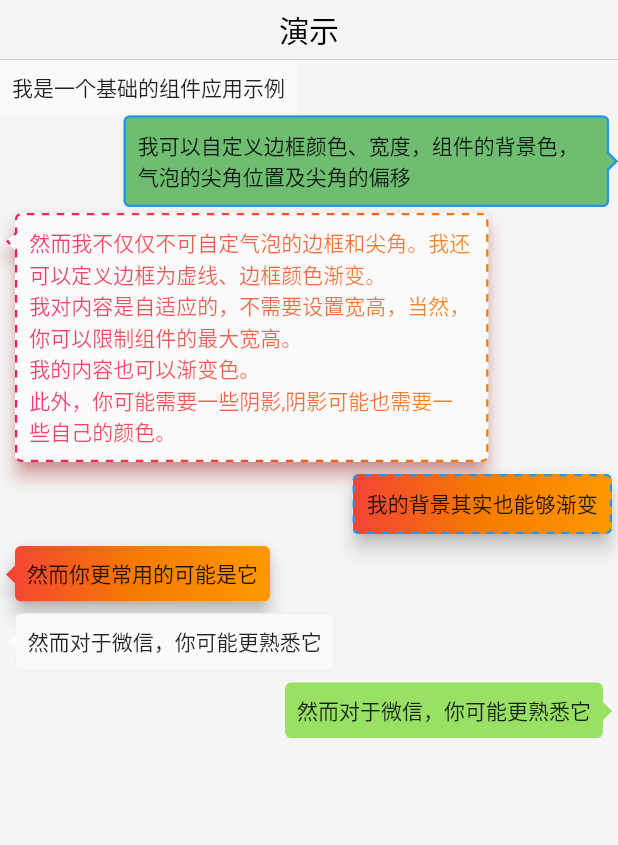
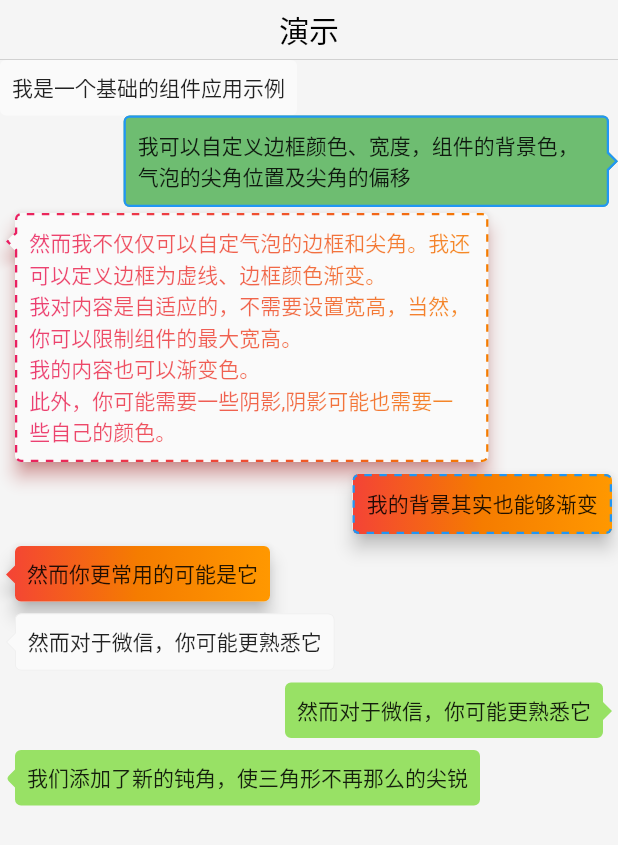
Before and after one commit to yixiaco/bubble_box, a Flutter app: the screen it shows after launch, on a phone screen of 412 x 824 dp. Shown: the top 845 px of the screen. Run offline on Flutter 3.47's test engine with Material 2 defaults, Android fonts, the phone set to English and light mode, and no system bars.

Commit message:
添加钝角

```diff
--- a/example/lib/main.dart
+++ b/example/lib/main.dart
@@ -98,7 +98,7 @@ class Demo extends StatelessWidget {
                 elevation: 5,
                 shadowColor: Colors.redAccent,
                 child: Text(
-                    '然而我不仅仅不可自定气泡的边框和尖角。我还可以定义边框为虚线、边框颜色渐变。\n我对内容是自适应的，不需要设置宽高，当然，你可以限制组件的最大宽高。\n我的内容也可以渐变色。\n此外，你可能需要一些阴影,阴影可能也需要一些自己的颜色。'),
+                    '然而我不仅仅可以自定气泡的边框和尖角。我还可以定义边框为虚线、边框颜色渐变。\n我对内容是自适应的，不需要设置宽高，当然，你可以限制组件的最大宽高。\n我的内容也可以渐变色。\n此外，你可能需要一些阴影,阴影可能也需要一些自己的颜色。'),
               ),
             ],
           ),
@@ -177,6 +177,22 @@ class Demo extends StatelessWidget {
               ),
             ],
           ),
+          Row(
+            mainAxisAlignment: MainAxisAlignment.start,
+            children: [
+              BubbleBox(
+                maxWidth: MediaQuery.of(context).size.width * 0.85,
+                direction: BubbleDirection.left,
+                position: BubblePosition(top: 9),
+                backgroundColor: Color(0xff98E165),
+                margin: EdgeInsets.all(4),
+                arrowQuadraticBezierLength: 2,
+                child: Text(
+                  '我们添加了新的钝角，使三角形不再那么的尖锐',
+                ),
+              ),
+            ],
+          ),
         ]));
   }
 }
--- a/lib/bubble_box.dart
+++ b/lib/bubble_box.dart
@@ -88,6 +88,9 @@ class BubbleBox extends StatelessWidget {
   /// 气泡尖角角度
   final double arrowAngle;
 
+  /// 气泡尖角钝角长度
+  final double arrowQuadraticBezierLength;
+
   /// 如果外层是一个不确定宽度的父组件，则设置基于[LimitedBox]最大宽度大小
   final double maxWidth;
 
@@ -137,6 +140,7 @@ class BubbleBox extends StatelessWidget {
     this.gradient,
     this.blendMode = BlendMode.dstATop,
     this.margin,
+    this.arrowQuadraticBezierLength,
     Key key,
   }) : super(key: key);
 
@@ -157,6 +161,11 @@ class BubbleBox extends StatelessWidget {
     if (border != null && border.style != BubbleBoxBorderStyle.none) {
       _margin += EdgeInsets.all(border.width / 2);
     }
+    // 不能比尖角高度长
+    double _aqbl = arrowQuadraticBezierLength != null &&
+            arrowQuadraticBezierLength > arrowHeight
+        ? arrowHeight
+        : arrowQuadraticBezierLength;
     Widget current = Padding(
       padding: (padding ?? EdgeInsets.all(0)) + _margin,
       child: child,
@@ -180,6 +189,7 @@ class BubbleBox extends StatelessWidget {
         arrowHeight: arrowHeight,
         position: position,
         border: border,
+        arrowQuadraticBezierLength: _aqbl,
       ),
       clipBehavior: Clip.antiAlias,
       color: backgroundColor,
@@ -217,6 +227,9 @@ class BubbleShapeBorder extends ShapeBorder {
   final BubbleDirection direction;
   final double arrowHeight;
   final double arrowAngle;
+
+  /// 气泡尖角钝角长度
+  final double arrowQuadraticBezierLength;
   final BubblePosition position;
   final BubbleBoxBorder border;
 
@@ -227,6 +240,7 @@ class BubbleShapeBorder extends ShapeBorder {
     this.arrowHeight,
     this.position,
     this.border,
+    this.arrowQuadraticBezierLength,
   });
 
   @override
@@ -268,7 +282,13 @@ class BubbleShapeBorder extends ShapeBorder {
     if (direction == BubbleDirection.top) {
       double p = _getTopBottomPosition(size);
       path.lineTo(p - arrowAngle, topMargin);
-      path.lineTo(p, 0);
+      if (arrowQuadraticBezierLength != null) {
+        var x = arrowAngle * arrowQuadraticBezierLength / ah;
+        path.lineTo(p - x, arrowQuadraticBezierLength);
+        path.quadraticBezierTo(p, 0, p + x, arrowQuadraticBezierLength);
+      } else {
+        path.lineTo(p, 0);
+      }
       path.lineTo(p + arrowAngle, topMargin);
     }
     path.lineTo(size.width - rightMargin - radius, topMargin);
@@ -283,7 +303,14 @@ class BubbleShapeBorder extends ShapeBorder {
     if (direction == BubbleDirection.right) {
       double p = _getLeftRightPosition(size);
       path.lineTo(size.width - rightMargin, p - arrowAngle);
-      path.lineTo(size.width, p);
+      if (arrowQuadraticBezierLength != null) {
+        var x = ah * arrowQuadraticBezierLength / arrowAngle;
+        path.lineTo(size.width - arrowQuadraticBezierLength, p - x);
+        path.quadraticBezierTo(
+            size.width, p, size.width - arrowQuadraticBezierLength, p + x);
+      } else {
+        path.lineTo(size.width, p);
+      }
       path.lineTo(size.width - rightMargin, p + arrowAngle);
     }
     path.lineTo(size.width - rightMargin, size.height - bottomMargin - radius);
@@ -298,8 +325,16 @@ class BubbleShapeBorder extends ShapeBorder {
         false);
     if (direction == BubbleDirection.bottom) {
       double p = _getTopBottomPosition(size);
-      path.lineTo(p + arrowAngle, size.height - bottomMargin);
-      path.lineTo(p, size.height);
+      path.lineTo(p + arrowAngle - rightMargin, size.height - bottomMargin);
+      if (arrowQuadraticBezierLength != null) {
+        var x = arrowAngle * arrowQuadraticBezierLength / ah;
+        path.lineTo(
+            p + x - rightMargin, size.height - arrowQuadraticBezierLength);
+        path.quadraticBezierTo(p - rightMargin, size.height,
+            p - rightMargin - x, size.height - arrowQuadraticBezierLength);
+      } else {
+        path.lineTo(p, size.height);
+      }
       path.lineTo(p - arrowAngle - rightMargin, size.height - bottomMargin);
     }
     path.lineTo(leftMargin + radius, size.height - bottomMargin);
@@ -315,7 +350,13 @@ class BubbleShapeBorder extends ShapeBorder {
     if (direction == BubbleDirection.left) {
       double p = _getLeftRightPosition(size);
       path.lineTo(leftMargin, p + arrowAngle);
-      path.lineTo(0, p);
+      if (arrowQuadraticBezierLength != null) {
+        var x = ah * arrowQuadraticBezierLength / arrowAngle;
+        path.lineTo(arrowQuadraticBezierLength, p + x);
+        path.quadraticBezierTo(0, p, arrowQuadraticBezierLength, p - x);
+      } else {
+        path.lineTo(0, p);
+      }
       path.lineTo(leftMargin, p - arrowAngle);
     }
     path.lineTo(leftMargin, radius);
```
Also changed, not shown: 01.jpg (deleted), 01.png (added), 3 other files.
